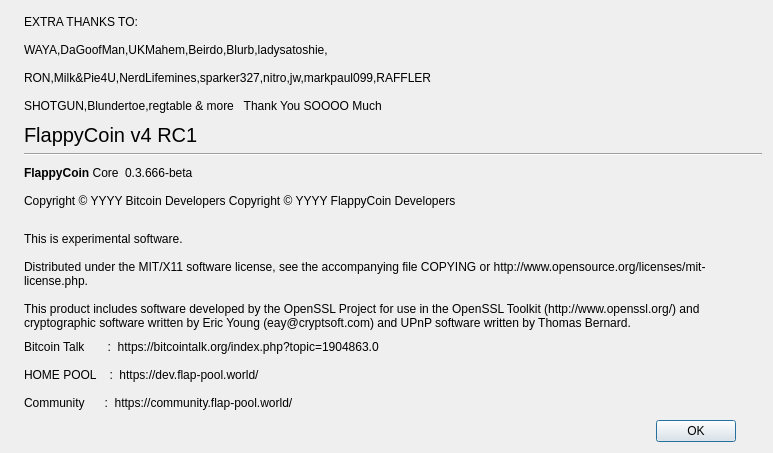
This is src/qt/aboutdialog.ui in zatirdraft/TravelFlex as Qt 5 draws it before an edit. The edited form follows.
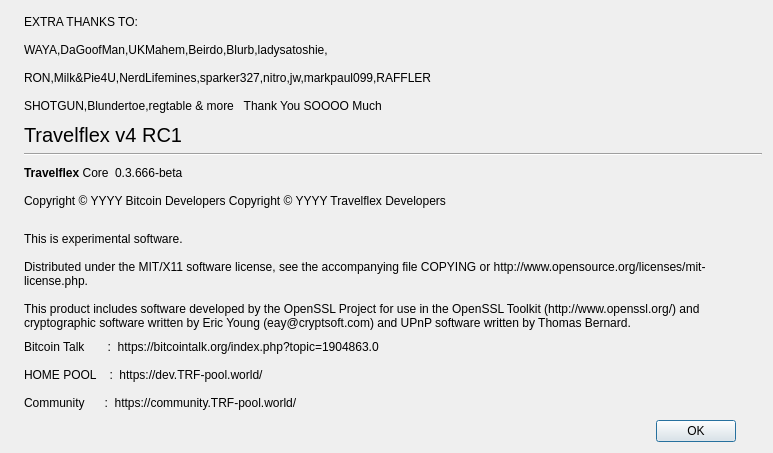
This is the edited form. Icons and pictures are not drawn.

What changed in the file:
```diff
--- a/src/qt/aboutdialog.ui
+++ b/src/qt/aboutdialog.ui
@@ -78,7 +78,7 @@
         </font>
        </property>
        <property name="text">
-        <string>FlappyCoin v4 RC1</string>
+        <string>Travelflex v4 RC1</string>
        </property>
       </widget>
      </item>
@@ -99,7 +99,7 @@
         <cursorShape>IBeamCursor</cursorShape>
        </property>
        <property name="text">
-        <string>&lt;html&gt;&lt;head/&gt;&lt;body&gt;&lt;p&gt;&lt;span style=&quot; font-weight:600;&quot;&gt;FlappyCoin &lt;/span&gt;Core&lt;/p&gt;&lt;/body&gt;&lt;/html&gt;</string>
+        <string>&lt;html&gt;&lt;head/&gt;&lt;body&gt;&lt;p&gt;&lt;span style=&quot; font-weight:600;&quot;&gt;Travelflex &lt;/span&gt;Core&lt;/p&gt;&lt;/body&gt;&lt;/html&gt;</string>
        </property>
        <property name="textInteractionFlags">
         <set>Qt::LinksAccessibleByMouse|Qt::TextSelectableByKeyboard|Qt::TextSelectableByMouse</set>
@@ -141,7 +141,7 @@
      </property>
      <property name="text">
       <string notr="true">Copyright &amp;copy; YYYY Bitcoin Developers
-Copyright &amp;copy; YYYY FlappyCoin Developers</string>
+Copyright &amp;copy; YYYY Travelflex Developers</string>
      </property>
      <property name="textFormat">
       <enum>Qt::RichText</enum>
@@ -195,14 +195,14 @@
    <item row="10" column="1">
     <widget class="QLabel" name="label_10">
      <property name="text">
-      <string>HOME POOL    :  https://dev.flap-pool.world/</string>
+      <string>HOME POOL    :  https://dev.TRF-pool.world/</string>
      </property>
     </widget>
    </item>
    <item row="11" column="1">
     <widget class="QLabel" name="label_11">
      <property name="text">
-      <string>Community      :  https://community.flap-pool.world/</string>
+      <string>Community      :  https://community.TRF-pool.world/</string>
      </property>
     </widget>
    </item>
```
Left out of the diff: 2 changed lines with no effect on the pictures.
